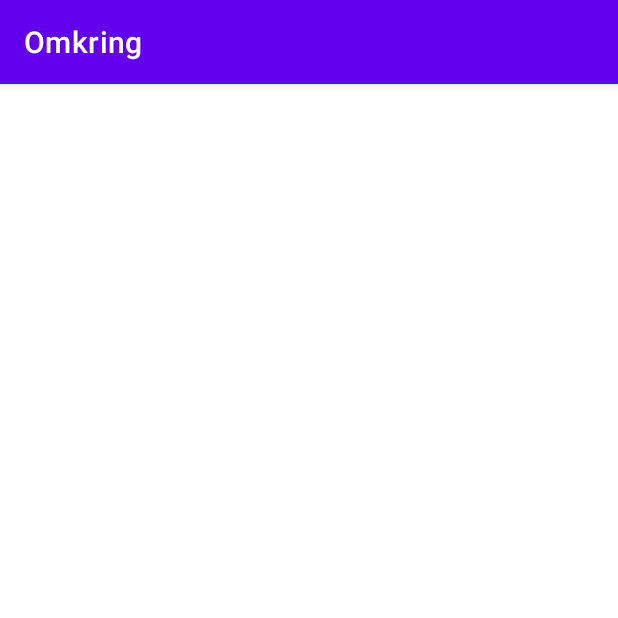
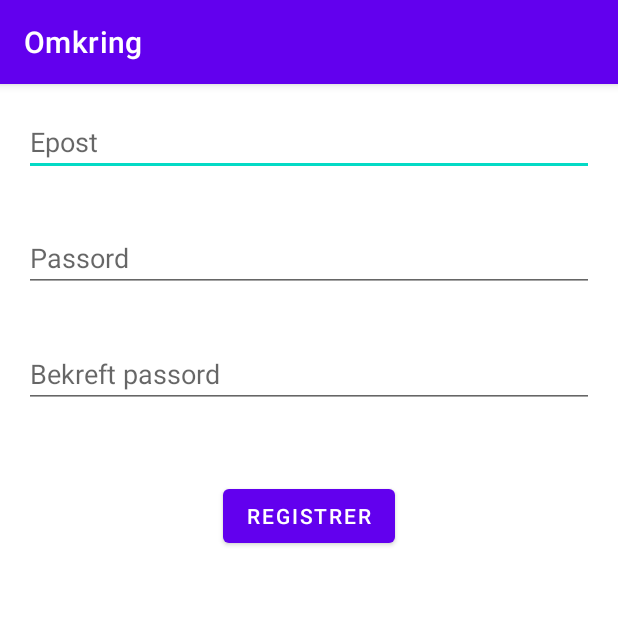
Before and after one commit to h600884/Omkring, an Android app: the RegistrerActivity screen opened directly, with no data from a screen before it, on a phone screen of 412 x 824 dp, the top half of it. Run offline under Robolectric (Android 15) with nearby library versions, the phone set to English and light mode, and no system bars; our stand-ins replace Firebase (no records; nobody signed in at launch, a user with empty details on screens opened directly).

Commit message:
Registrering Firebase

```diff
--- a/app/src/main/java/hvl/bachelor/omkring/DashbordActivity.java
+++ b/app/src/main/java/hvl/bachelor/omkring/DashbordActivity.java
@@ -53,7 +53,7 @@ public class DashbordActivity extends AppCompatActivity {
     protected void onCreate(Bundle savedInstanceState) {
         super.onCreate(savedInstanceState);
 
-        //Set dashbord view
+        // Set dashbord view
         setContentView(R.layout.activity_dashbord);
 
         // Definere text output (for testing)
@@ -172,7 +172,6 @@ public class DashbordActivity extends AppCompatActivity {
                 });
             }
         };
-
         new Timer().scheduleAtFixedRate(timerTask, 1, 500);
     }
 
--- a/app/src/main/java/hvl/bachelor/omkring/RegistrerActivity.java
+++ b/app/src/main/java/hvl/bachelor/omkring/RegistrerActivity.java
@@ -1,14 +1,95 @@
 package hvl.bachelor.omkring;
 
+import androidx.annotation.NonNull;
 import androidx.appcompat.app.AppCompatActivity;
 
+import android.app.ProgressDialog;
+import android.content.Intent;
 import android.os.Bundle;
+import android.view.View;
+import android.widget.Button;
+import android.widget.EditText;
+import android.widget.TextView;
+import android.widget.Toast;
+
+import com.google.android.gms.tasks.OnCompleteListener;
+import com.google.android.gms.tasks.Task;
+
+import com.google.firebase.auth.AuthResult;
+import com.google.firebase.auth.FirebaseAuth;
+import com.google.firebase.auth.FirebaseUser;
 
 public class RegistrerActivity extends AppCompatActivity {
+
+    EditText inputEpost, inputPassord, inputBekreftPassord;
+
+    Button registrerButton;
+
+    final String epostPattern = "^(.+)@(\\S+)$";
+    ProgressDialog progressDialog;
+
+    FirebaseAuth mAuth;
+    FirebaseUser mUser;
 
     @Override
     protected void onCreate(Bundle savedInstanceState) {
         super.onCreate(savedInstanceState);
         setContentView(R.layout.activity_registrer);
+
+        inputEpost = findViewById(R.id.inputEpost);
+        inputPassord = findViewById(R.id.inputPassord);
+        inputBekreftPassord = findViewById(R.id.inputBekreftPassord);
+        registrerButton = findViewById(R.id.registrerButton);
+
+        progressDialog = new ProgressDialog(this);
+
+        mAuth = FirebaseAuth.getInstance();
+        mUser = mAuth.getCurrentUser();
+
+        registrerButton.setOnClickListener(new View.OnClickListener() {
+            @Override
+            public void onClick(View view) {
+                utfoorAuth();
+            }
+        });
+    }
+
+    private void utfoorAuth() {
+        String epost = inputEpost.getText().toString();
+        String passord = inputPassord.getText().toString();
+        String bekreftPassord = inputBekreftPassord.getText().toString();
+
+        if(!epost.matches(epostPattern)){
+            inputEpost.setError("Skriv epost rett!");
+        } else if (passord.isEmpty() || passord.length() < 6) {
+            inputPassord.setError("Skriv passord rett!");
+        } else if (!passord.equals(bekreftPassord)) {
+            inputBekreftPassord.setError("Skriv samme passord!");
+        }else{
+            progressDialog.setMessage("Vent mens bruker blir registrert...");
+            progressDialog.setTitle("Registrer");
+            progressDialog.setCanceledOnTouchOutside(false);
+            progressDialog.show();
+
+            mAuth.createUserWithEmailAndPassword(epost,passord).addOnCompleteListener(new OnCompleteListener<AuthResult>() {
+                @Override
+                public void onComplete(@NonNull Task<AuthResult> task) {
+                     if(task.isSuccessful()){
+                         progressDialog.dismiss();
+                         sendBrukerTilNesteAktivitet();
+                         Toast.makeText(RegistrerActivity.this, "Registrering fullført", Toast.LENGTH_SHORT).show();
+                     }else {
+                         progressDialog.dismiss();
+                         Toast.makeText(RegistrerActivity.this, "" + task.getException(), Toast.LENGTH_SHORT).show();
+                     }
+                }
+            });
+        }
+    }
+
+    private void sendBrukerTilNesteAktivitet() {
+        Intent intent = new Intent(RegistrerActivity.this, DashbordActivity.class);
+        intent.setFlags(Intent.FLAG_ACTIVITY_CLEAR_TASK|Intent.FLAG_ACTIVITY_NEW_TASK);
+        startActivity(intent);
     }
 }
--- a/app/src/main/res/layout/activity_registrer.xml
+++ b/app/src/main/res/layout/activity_registrer.xml
@@ -1,9 +1,40 @@
 <?xml version="1.0" encoding="utf-8"?>
-<androidx.constraintlayout.widget.ConstraintLayout xmlns:android="http://schemas.android.com/apk/res/android"
-    xmlns:app="http://schemas.android.com/apk/res-auto"
-    xmlns:tools="http://schemas.android.com/tools"
+<RelativeLayout xmlns:android="http://schemas.android.com/apk/res/android"
     android:layout_width="match_parent"
-    android:layout_height="match_parent"
-    tools:context=".RegistrerActivity">
+    android:layout_height="match_parent">
 
-</androidx.constraintlayout.widget.ConstraintLayout>
+    <EditText
+        android:id="@+id/inputEpost"
+        android:layout_width="match_parent"
+        android:layout_height="wrap_content"
+        android:layout_margin="16dp"
+        android:hint="Epost"/>
+
+    <EditText
+        android:id="@+id/inputPassord"
+        android:layout_width="match_parent"
+        android:layout_height="wrap_content"
+        android:layout_below="@+id/inputEpost"
+        android:layout_margin="16dp"
+        android:hint="Passord"
+        android:inputType="textPassword"/>
+
+    <EditText
+        android:id="@+id/inputBekreftPassord"
+        android:layout_width="match_parent"
+        android:layout_height="wrap_content"
+        android:layout_below="@+id/inputPassord"
+        android:layout_margin="16dp"
+        android:hint="Bekreft passord"
+        android:inputType="textPassword"/>
+
+    <Button
+        android:id="@+id/registrerButton"
+        android:layout_width="wrap_content"
+        android:layout_height="wrap_content"
+        android:layout_below="@+id/inputBekreftPassord"
+        android:layout_centerHorizontal="true"
+        android:layout_marginTop="32dp"
+        android:text="Registrer"/>
+
+</RelativeLayout>
```
